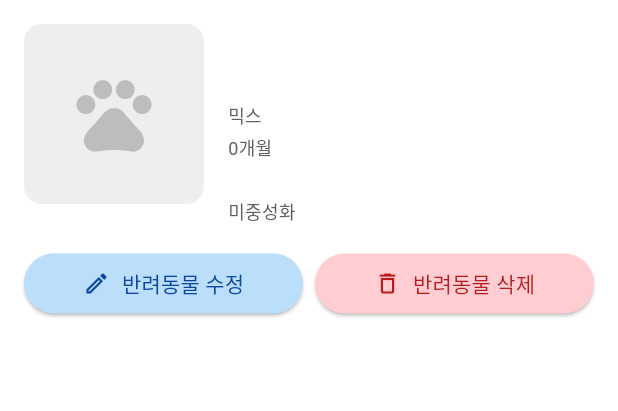
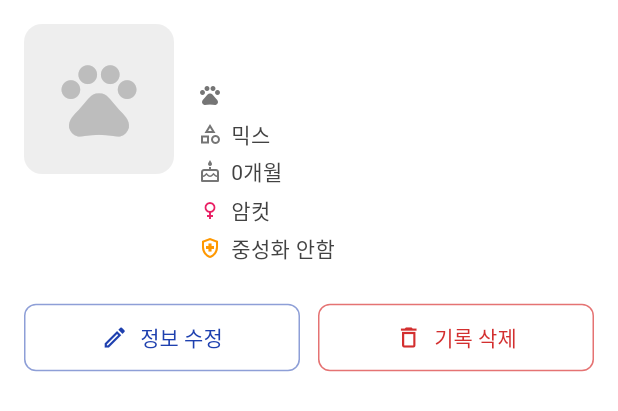
Before and after one commit to cod0216/kkukkkuk, a Flutter app: the PetProfileHeader widget shown alone on an empty page, opened directly with empty values, on a phone screen of 412 x 824 dp. Shown: the top 411 px of the screen. Run offline on Flutter 3.47's test engine with Material 3 defaults, Android fonts, the phone set to English and light mode, and no system bars; our stand-ins replace carousel_slider, dio, flutter_dotenv, flutter_riverpod, flutter_secure_storage, freezed_annotation and 4 more; missing offline and left inert: bip39, bip39_mnemonic, dart_bip32_bip44, google_mlkit_text_recognition, kakao_flutter_sdk_user, mobile_scanner and 1 more; accounts and stored records are empty.

Commit message:
feat: pet profile

```diff
--- a/clientend/lib/widgets/pet/profile/pet_profile_header.dart
+++ b/clientend/lib/widgets/pet/profile/pet_profile_header.dart
@@ -5,11 +5,10 @@ import 'package:go_router/go_router.dart';
 import 'package:kkuk_kkuk/entities/pet/pet.dart';
 import 'package:kkuk_kkuk/features/pet/usecase/pet_usecase_providers.dart';
 import 'package:kkuk_kkuk/widgets/pet/card/pet_card_image.dart';
-import 'package:kkuk_kkuk/widgets/pet/card/pet_card_info.dart';
 import 'package:kkuk_kkuk/shared/utils/did_helper.dart';
 import 'package:web3dart/web3dart.dart';
 
-/// 반려동물 상세 정보 헤더 위젯
+/// 반려동물 상세 정보 헤더 위젯 (스타일 수정)
 class PetProfileHeader extends ConsumerWidget {
   final Pet pet;
   static const String _privateKeyKey = 'eth_private_key';
@@ -21,16 +20,18 @@ class PetProfileHeader extends ConsumerWidget {
   Widget build(BuildContext context, WidgetRef ref) {
     return Container(
       padding: const EdgeInsets.all(16.0),
-      color: Colors.white,
+      // 배경색은 Scaffold 배경색과 동일하게 하거나 약간 다르게 설정 가능
+      color: Theme.of(context).scaffoldBackgroundColor,
       child: Column(
+        crossAxisAlignment: CrossAxisAlignment.start, // 내용 왼쪽 정렬
         children: [
           Row(
             crossAxisAlignment: CrossAxisAlignment.start,
             children: [
-              // 반려동물 이미지
+              // 반려동물 이미지 (둥근 사각형)
               SizedBox(
-                width: 120,
-                height: 120,
+                width: 100, // 크기 조정
+                height: 100,
                 child: ClipRRect(
                   borderRadius: BorderRadius.circular(12),
                   child: PetCardImage(imageUrl: pet.imageUrl),
@@ -42,86 +43,129 @@ class PetProfileHeader extends ConsumerWidget {
                 child: Column(
                   crossAxisAlignment: CrossAxisAlignment.start,
                   children: [
-                    // 이름
-                    PetCardTitle(text: pet.name),
-                    const SizedBox(height: 4),
-                    // 종종
-                    PetCardSubtitle(text: pet.species),
-                    const SizedBox(height: 8),
-                    // 품종
-                    PetCardSubtitle(
-                      text: pet.breedName.isNotEmpty ? pet.breedName : '믹스',
+                    // 이름 (더 크게)
+                    Text(
+                      pet.name,
+                      style: const TextStyle(
+                        fontSize: 20, // 크기 증가
+                        fontWeight: FontWeight.bold,
+                      ),
                     ),
-                    const SizedBox(height: 4),
-                    // 나이
-                    PetCardSubtitle(text: pet.ageString),
-                    const SizedBox(height: 4),
-                    // 성별
-                    PetCardSubtitle(text: pet.gender),
-                    const SizedBox(height: 4),
-                    // 중성화여부
-                    PetCardSubtitle(text: pet.flagNeutering ? '중성화' : '미중성화'),
+                    const SizedBox(height: 8), // 간격 조정
+                    // 상세 정보들을 작은 텍스트로 나열
+                    _buildInfoRow(Icons.pets_outlined, pet.species),
+                    _buildInfoRow(
+                      Icons.category_outlined,
+                      pet.breedName.isNotEmpty ? pet.breedName : '믹스',
+                    ),
+                    _buildInfoRow(Icons.cake_outlined, pet.ageString),
+                    _buildInfoRow(
+                      pet.gender == 'MALE' ? Icons.male : Icons.female,
+                      pet.gender == 'MALE' ? '수컷' : '암컷',
+                      pet.gender == 'MALE' ? Colors.blue : Colors.pink,
+                    ), // 성별 아이콘 및 색상
+                    _buildInfoRow(
+                      Icons.health_and_safety_outlined,
+                      pet.flagNeutering ? '중성화 완료' : '중성화 안함',
+                      pet.flagNeutering ? Colors.green : Colors.orange,
+                    ), // 중성화 정보 아이콘 및 색상
                   ],
                 ),
               ),
             ],
           ),
-          const SizedBox(height: 16),
-          // 버튼 영역
+          const SizedBox(height: 20), // 정보와 버튼 사이 간격
+          // 버튼 영역 (스타일 변경)
           Row(
-            mainAxisAlignment: MainAxisAlignment.center,
             children: [
-              // 수정 버튼
+              // 수정 버튼 (OutlinedButton)
               Expanded(
-                child: ElevatedButton(
+                child: OutlinedButton.icon(
+                  icon: const Icon(Icons.edit_outlined, size: 18),
+                  label: const Text('정보 수정'),
                   onPressed: () => _navigateToEditPet(context, pet),
-                  style: ElevatedButton.styleFrom(
-                    backgroundColor: Colors.blue.shade100,
-                    foregroundColor: Colors.blue.shade900,
-                  ),
-                  child: const Row(
-                    mainAxisSize: MainAxisSize.min,
-                    children: [
-                      Icon(Icons.edit_outlined, size: 18),
-                      SizedBox(width: 8),
-                      Text('반려동물 수정'),
-                    ],
+                  style: OutlinedButton.styleFrom(
+                    foregroundColor: Theme.of(context).primaryColor, // 버튼 내부 색상
+                    side: BorderSide(
+                      color: Theme.of(context).primaryColor.withOpacity(0.5),
+                    ), // 테두리 색상
+                    padding: const EdgeInsets.symmetric(vertical: 12), // 패딩 조정
+                    shape: RoundedRectangleBorder(
+                      borderRadius: BorderRadius.circular(8),
+                    ),
+                    textStyle: const TextStyle(fontWeight: FontWeight.w500),
                   ),
                 ),
               ),
-              const SizedBox(width: 8),
-              // 삭제 버튼
+              const SizedBox(width: 12),
+              // 삭제 버튼 (OutlinedButton, 빨간색 계열)
               Expanded(
-                child: ElevatedButton(
+                child: OutlinedButton.icon(
+                  icon: Icon(
+                    Icons.delete_outline,
+                    size: 18,
+                    color: Colors.red.shade700,
+                  ),
+                  label: Text(
+                    '기록 삭제',
+                    style: TextStyle(color: Colors.red.shade700),
+                  ),
                   onPressed: () => _showDeleteConfirmation(context, ref),
-                  style: ElevatedButton.styleFrom(
-                    backgroundColor: Colors.red.shade100,
-                    foregroundColor: Colors.red.shade900,
-                  ),
-                  child: const Row(
-                    mainAxisSize: MainAxisSize.min,
-                    children: [
-                      Icon(Icons.delete_outline, size: 18),
-                      SizedBox(width: 8),
-                      Text('반려동물 삭제'),
-                    ],
+                  style: OutlinedButton.styleFrom(
+                    foregroundColor:
+                        Colors.red.shade700, // 버튼 내부 색상 (사실상 사용 안됨)
+                    side: BorderSide(color: Colors.red.shade300), // 테두리 색상
+                    padding: const EdgeInsets.symmetric(vertical: 12), // 패딩 조정
+                    shape: RoundedRectangleBorder(
+                      borderRadius: BorderRadius.circular(8),
+                    ),
+                    textStyle: const TextStyle(fontWeight: FontWeight.w500),
                   ),
                 ),
               ),
             ],
+          ),
+          const SizedBox(height: 8), // 헤더 하단 여백 추가
+        ],
+      ),
+    );
+  }
+
+  // 정보 행 위젯 생성 함수
+  Widget _buildInfoRow(IconData icon, String text, [Color? iconColor]) {
+    return Padding(
+      padding: const EdgeInsets.only(bottom: 5.0), // 행 간 간격 조정
+      child: Row(
+        crossAxisAlignment: CrossAxisAlignment.center,
+        children: [
+          Icon(
+            icon,
+            size: 16,
+            color: iconColor ?? Colors.grey.shade600,
+          ), // 아이콘 크기 및 색상
+          const SizedBox(width: 6),
+          Expanded(
+            // 텍스트가 길어질 경우 대비
+            child: Text(
+              text,
+              style: TextStyle(
+                fontSize: 14,
+                color: Colors.grey.shade800,
+              ), // 텍스트 스타일
+              overflow: TextOverflow.ellipsis, // 넘칠 경우 ... 처리
+            ),
           ),
         ],
       ),
     );
   }
 
-  /// 반려동물 수정 화면으로 이동
+  // 수정 화면 이동 함수 (변경 없음)
   void _navigateToEditPet(BuildContext context, Pet pet) {
-    // 수정 화면으로 이동하면서 현재 반려동물 정보 전달
     context.push('/pet/edit', extra: pet);
   }
 
-  /// 삭제 확인 다이얼로그 표시
+  // 삭제 확인 다이얼로그 표시 함수 (변경 없음)
   void _showDeleteConfirmation(BuildContext context, WidgetRef ref) {
     showDialog(
       context: context,
@@ -136,7 +180,7 @@ class PetProfileHeader extends ConsumerWidget {
               ),
               TextButton(
                 onPressed: () async {
-                  Navigator.of(context).pop(); // 다이얼로그 닫기
+                  Navigator.of(context).pop();
                   await _deletePet(context, ref);
                 },
                 style: TextButton.styleFrom(foregroundColor: Colors.red),
@@ -147,14 +191,12 @@ class PetProfileHeader extends ConsumerWidget {
     );
   }
 
-  /// 반려동물 삭제 처리
+  // 반려동물 삭제 처리 함수 (변경 없음)
   Future<void> _deletePet(BuildContext context, WidgetRef ref) async {
-    // Store the context for later use
     final scaffoldMessenger = ScaffoldMessenger.of(context);
     final navigator = Navigator.of(context);
 
     try {
-      // 로딩 표시
       showDialog(
         context: context,
         barrierDismissible: false,
@@ -175,51 +217,36 @@ class PetProfileHeader extends ConsumerWidget {
             ),
       );
 
-      // 개인 키 가져오기
       final privateKeyHex = await _secureStorage.read(key: _privateKeyKey);
       if (privateKeyHex == null || privateKeyHex.isEmpty) {
         throw Exception('개인 키를 찾을 수 없습니다. 다시 로그인해주세요.');
       }
-
-      // 자격 증명 생성
       final credentials = EthPrivateKey.fromHex(privateKeyHex);
-
-      // 반려동물 삭제 실행
       final deleteUseCase = ref.read(deletePetUseCaseProvider);
       final success = await deleteUseCase.execute(
         credentials,
         DidHelper.extractAddressFromDid(pet.did!),
       );
 
-      // TODO: 트랜잭션이 블록체인에 기록될 때까지 추가 대기
       await Future.delayed(const Duration(seconds: 5));
 
-      // Check if the widget is still mounted before proceeding
       if (!navigator.mounted) return;
-
-      // 로딩 다이얼로그 닫기
-      navigator.pop();
+      navigator.pop(); // 로딩 다이얼로그 닫기
 
       if (success) {
-        // 삭제 성공 시 메인 화면으로 이동
         scaffoldMessenger.showSnackBar(
           SnackBar(content: Text('${pet.name}이(가) 삭제되었습니다.')),
         );
-        navigator.popUntil((route) => route.isFirst);
+        // popUntil 대신 goNamed 사용 (경로 이름이 있다면) 또는 go('/') 사용
+        GoRouter.of(context).go('/pets'); // 예시: pets 목록 화면으로 이동
       } else {
-        // 삭제 실패 시 오류 메시지 표시
         scaffoldMessenger.showSnackBar(
           const SnackBar(content: Text('반려동물 삭제에 실패했습니다.')),
         );
       }
     } catch (e) {
-      // Check if the widget is still mounted before proceeding
       if (!navigator.mounted) return;
-
-      // 로딩 다이얼로그 닫기
       navigator.pop();
-
-      // 오류 메시지 표시
       scaffoldMessenger.showSnackBar(
         SnackBar(content: Text('오류 발생: ${e.toString()}')),
       );
--- a/clientend/pubspec.yaml
+++ b/clientend/pubspec.yaml
@@ -56,6 +56,7 @@ dependencies:
   image_picker: ^1.0.7
   image_cropper: ^9.0.0
   google_mlkit_text_recognition: ^0.15.0
+  intl: ^0.20.2
 
 dev_dependencies:
   flutter_test:
```
Also changed, not shown: clientend/lib/pages/pet_profile/pet_profile_screen.dart (+71 -46 lines), clientend/lib/widgets/pet/profile/medical_record_card.dart (+132 -83 lines), clientend/pubspec.lock.
